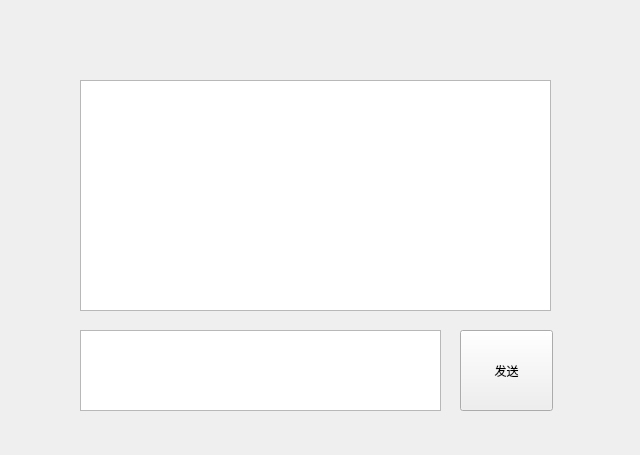
Before: the Qt Designer form chatroom.ui in yuly16/ChatRoom, drawn with Qt 5.
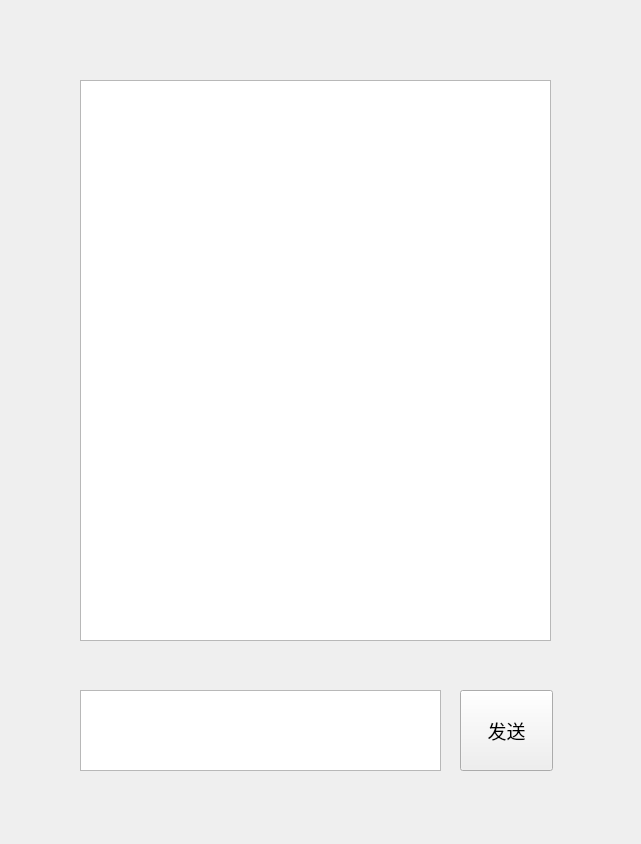
After: the same form once the commit is applied.

```diff
--- a/chatroom.ui
+++ b/chatroom.ui
@@ -6,8 +6,8 @@
    <rect>
     <x>0</x>
     <y>0</y>
-    <width>640</width>
-    <height>455</height>
+    <width>641</width>
+    <height>844</height>
    </rect>
   </property>
   <property name="windowTitle">
@@ -19,14 +19,20 @@
      <x>80</x>
      <y>80</y>
      <width>471</width>
-     <height>231</height>
+     <height>561</height>
     </rect>
    </property>
+   <property name="font">
+    <font>
+     <family>黑体</family>
+     <pointsize>14</pointsize>
+    </font>
+   </property>
    <property name="html">
     <string>&lt;!DOCTYPE HTML PUBLIC &quot;-//W3C//DTD HTML 4.0//EN&quot; &quot;http://www.w3.org/TR/REC-html40/strict.dtd&quot;&gt;
 &lt;html&gt;&lt;head&gt;&lt;meta name=&quot;qrichtext&quot; content=&quot;1&quot; /&gt;&lt;style type=&quot;text/css&quot;&gt;
 p, li { white-space: pre-wrap; }
-&lt;/style&gt;&lt;/head&gt;&lt;body style=&quot; font-family:'SimSun'; font-size:9pt; font-weight:400; font-style:normal;&quot;&gt;
+&lt;/style&gt;&lt;/head&gt;&lt;body style=&quot; font-family:'黑体'; font-size:14pt; font-weight:400; font-style:normal;&quot;&gt;
 &lt;p style=&quot;-qt-paragraph-type:empty; margin-top:0px; margin-bottom:0px; margin-left:0px; margin-right:0px; -qt-block-indent:0; text-indent:0px;&quot;&gt;&lt;br /&gt;&lt;/p&gt;&lt;/body&gt;&lt;/html&gt;</string>
    </property>
   </widget>
@@ -34,21 +40,40 @@
    <property name="geometry">
     <rect>
      <x>80</x>
-     <y>330</y>
+     <y>690</y>
      <width>361</width>
      <height>81</height>
     </rect>
    </property>
+   <property name="font">
+    <font>
+     <family>黑体</family>
+     <pointsize>12</pointsize>
+    </font>
+   </property>
+   <property name="html">
+    <string>&lt;!DOCTYPE HTML PUBLIC &quot;-//W3C//DTD HTML 4.0//EN&quot; &quot;http://www.w3.org/TR/REC-html40/strict.dtd&quot;&gt;
+&lt;html&gt;&lt;head&gt;&lt;meta name=&quot;qrichtext&quot; content=&quot;1&quot; /&gt;&lt;style type=&quot;text/css&quot;&gt;
+p, li { white-space: pre-wrap; }
+&lt;/style&gt;&lt;/head&gt;&lt;body style=&quot; font-family:'黑体'; font-size:12pt; font-weight:400; font-style:normal;&quot;&gt;
+&lt;p style=&quot;-qt-paragraph-type:empty; margin-top:0px; margin-bottom:0px; margin-left:0px; margin-right:0px; -qt-block-indent:0; text-indent:0px;&quot;&gt;&lt;br /&gt;&lt;/p&gt;&lt;/body&gt;&lt;/html&gt;</string>
+   </property>
   </widget>
   <widget class="QPushButton" name="pushButton">
    <property name="geometry">
     <rect>
      <x>460</x>
-     <y>330</y>
+     <y>690</y>
      <width>93</width>
      <height>81</height>
     </rect>
    </property>
+   <property name="font">
+    <font>
+     <family>黑体</family>
+     <pointsize>14</pointsize>
+    </font>
+   </property>
    <property name="text">
     <string>发送</string>
    </property>
@@ -56,15 +81,24 @@
   <widget class="QLabel" name="name">
    <property name="geometry">
     <rect>
-     <x>80</x>
+     <x>230</x>
      <y>20</y>
-     <width>131</width>
+     <width>141</width>
      <height>41</height>
     </rect>
    </property>
+   <property name="font">
+    <font>
+     <family>黑体</family>
+     <pointsize>14</pointsize>
+    </font>
+   </property>
    <property name="text">
     <string/>
    </property>
+   <property name="alignment">
+    <set>Qt::AlignCenter</set>
+   </property>
   </widget>
  </widget>
  <resources/>
```
Left out of the diff: 4 changed lines with no effect on the pictures.
